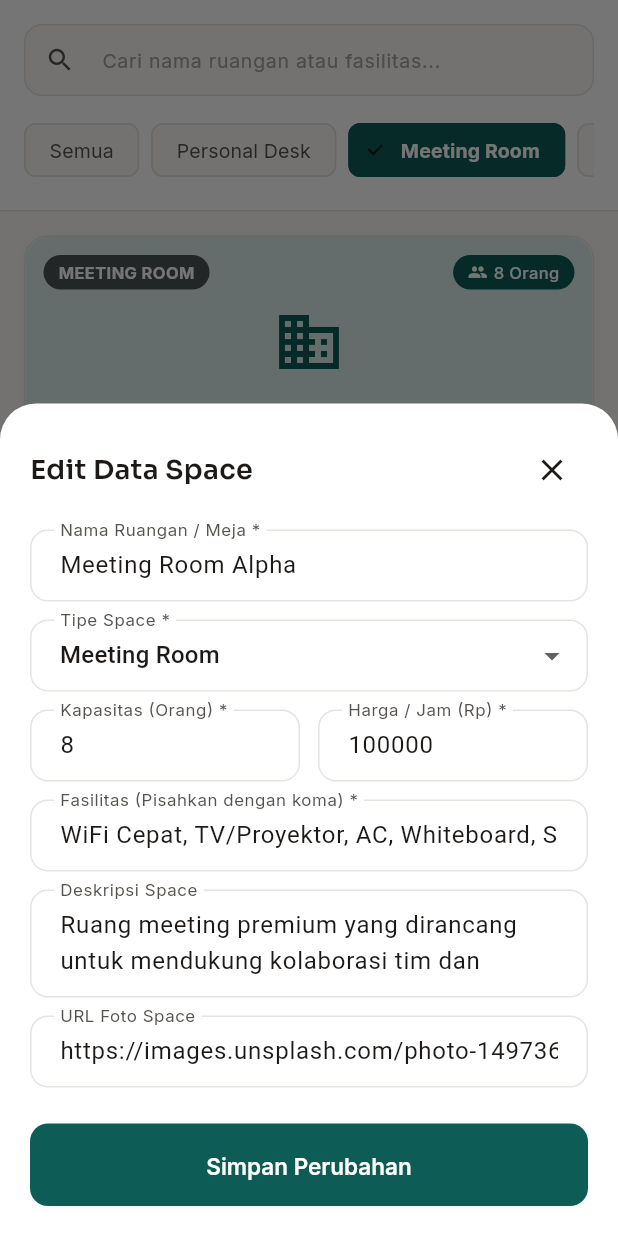
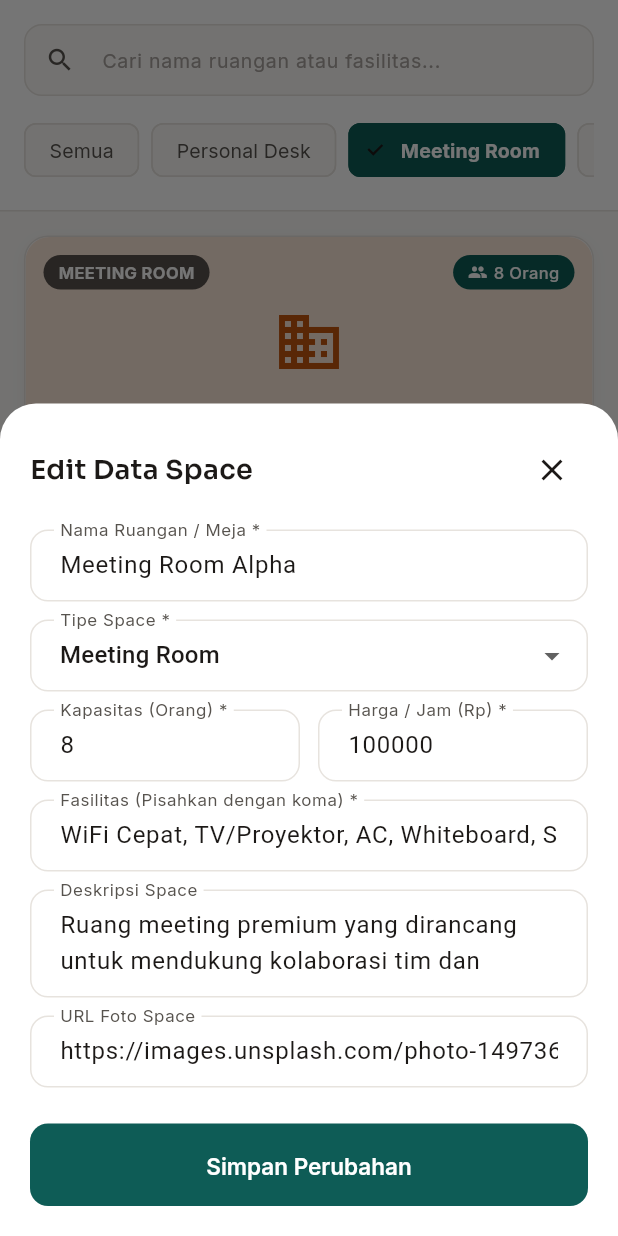
Before and after one commit to elzidanee/smart_space_booking, a Flutter app: the AdminSpacesScreen screen opened directly, after a tap on "Personal Desk", after a tap on "Meeting Room", after a tap on "Edit Space", on a phone screen of 412 x 824 dp. Run offline on Flutter 3.47's test engine with Material 3 defaults, Android fonts, the light colour scheme and no system bars; drawn by our look-alikes of cached_network_image; our stand-ins replace dio, flutter_riverpod, flutter_secure_storage, go_router, google_fonts, image_picker and 2 more; accounts and stored records are empty; network calls fail.

Commit message:
feat: add admin management screens, space catalog, reservation history, and generic shimmer widget

```diff
--- a/lib/core/widgets/app_shimmer.dart
+++ b/lib/core/widgets/app_shimmer.dart
@@ -138,3 +138,91 @@ class ShimmerPlaceholder extends StatelessWidget {
     );
   }
 }
+
+/// Widget gambar jaringan yang aman untuk semua platform (Desktop Windows, Web, Mobile)
+/// Mencegah crash sqflite/platform channel pada Windows Desktop dengan fallback cerdas.
+class AppNetworkImage extends StatelessWidget {
+  final String? imageUrl;
+  final double? width;
+  final double? height;
+  final BoxFit fit;
+  final BorderRadius? borderRadius;
+  final Widget? errorWidget;
+  final IconData placeholderIcon;
+
+  const AppNetworkImage({
+    super.key,
+    required this.imageUrl,
+    this.width,
+    this.height,
+    this.fit = BoxFit.cover,
+    this.borderRadius,
+    this.errorWidget,
+    this.placeholderIcon = Icons.meeting_room_rounded,
+  });
+
+  @override
+  Widget build(BuildContext context) {
+    final validUrl = imageUrl != null &&
+        (imageUrl!.startsWith('http://') || imageUrl!.startsWith('https://'));
+
+    Widget imageContent;
+
+    if (!validUrl) {
+      imageContent = _buildFallback();
+    } else {
+      imageContent = Image.network(
+        imageUrl!,
+        width: width,
+        height: height,
+        fit: fit,
+        errorBuilder: (context, error, stackTrace) {
+          return errorWidget ?? _buildFallback();
+        },
+        loadingBuilder: (context, child, loadingProgress) {
+          if (loadingProgress == null) return child;
+          return Container(
+            width: width,
+            height: height,
+            color: AppColors.surface50,
+            child: Center(
+              child: SizedBox(
+                width: 24,
+                height: 24,
+                child: CircularProgressIndicator(
+                  strokeWidth: 2,
+                  color: AppColors.primary.withValues(alpha: 0.7),
+                ),
+              ),
+            ),
+          );
+        },
+      );
+    }
+
+    if (borderRadius != null) {
+      return ClipRRect(
+        borderRadius: borderRadius!,
+        child: imageContent,
+      );
+    }
+
+    return imageContent;
+  }
+
+  Widget _buildFallback() {
+    return errorWidget ??
+        Container(
+          width: width,
+          height: height,
+          color: AppColors.primaryContainer,
+          child: Center(
+            child: Icon(
+              placeholderIcon,
+              size: (height != null && height! < 60) ? 24 : 48,
+              color: AppColors.primary,
+            ),
+          ),
+        );
+  }
+}
--- a/lib/features/admin/presentation/screens/admin_members_screen.dart
+++ b/lib/features/admin/presentation/screens/admin_members_screen.dart
@@ -1,4 +1,3 @@
-import 'package:cached_network_image/cached_network_image.dart';
 import 'package:flutter/material.dart';
 import 'package:flutter_riverpod/flutter_riverpod.dart';
 import '../../../../core/theme/app_colors.dart';
@@ -218,7 +217,7 @@ class _AdminMembersScreenState extends ConsumerState<AdminMembersScreen> {
             radius: 26,
             backgroundColor: AppColors.secondaryContainer,
             backgroundImage: member.foto != null && member.foto!.startsWith('http')
-                ? CachedNetworkImageProvider(member.foto!)
+                ? NetworkImage(member.foto!)
                 : null,
             child: member.foto == null || !member.foto!.startsWith('http')
                 ? const Icon(Icons.person, color: AppColors.secondary, size: 28)
--- a/lib/features/admin/presentation/screens/admin_spaces_screen.dart
+++ b/lib/features/admin/presentation/screens/admin_spaces_screen.dart
@@ -1,4 +1,3 @@
-import 'package:cached_network_image/cached_network_image.dart';
 import 'package:flutter/material.dart';
 import 'package:flutter_riverpod/flutter_riverpod.dart';
 import '../../../../core/theme/app_colors.dart';
@@ -264,25 +263,13 @@ class _AdminSpacesScreenState extends ConsumerState<AdminSpacesScreen> {
           // Image + Tipe Badge
           Stack(
             children: [
-              ClipRRect(
+              AppNetworkImage(
+                imageUrl: space.foto,
+                height: 140,
+                width: double.infinity,
                 borderRadius: const BorderRadius.vertical(top: Radius.circular(16)),
-                child: CachedNetworkImage(
-                  imageUrl: space.foto ?? '',
-                  height: 140,
-                  width: double.infinity,
-                  fit: BoxFit.cover,
-                  placeholder: (_, __) => AppShimmer(
-                    child: Container(
-                      height: 140,
-                      color: Colors.white,
-                    ),
-                  ),
-                  errorWidget: (_, __, ___) => Container(
-                    height: 140,
-                    color: AppColors.secondaryContainer,
-                    child: const Icon(Icons.business, size: 48, color: AppColors.secondary),
-                  ),
-                ),
+                fit: BoxFit.cover,
+                placeholderIcon: Icons.business,
               ),
               Positioned(
                 top: 12,
```
Also changed, not shown: lib/core/router/app_router.dart (+7 -1 lines), lib/features/reservations/presentation/screens/reservations_history_screen.dart (+5 -21 lines), lib/features/spaces/presentation/screens/space_detail_booking_screen.dart (+11 -24 lines), lib/features/spaces/presentation/screens/spaces_catalog_screen.dart (+6 -24 lines).
